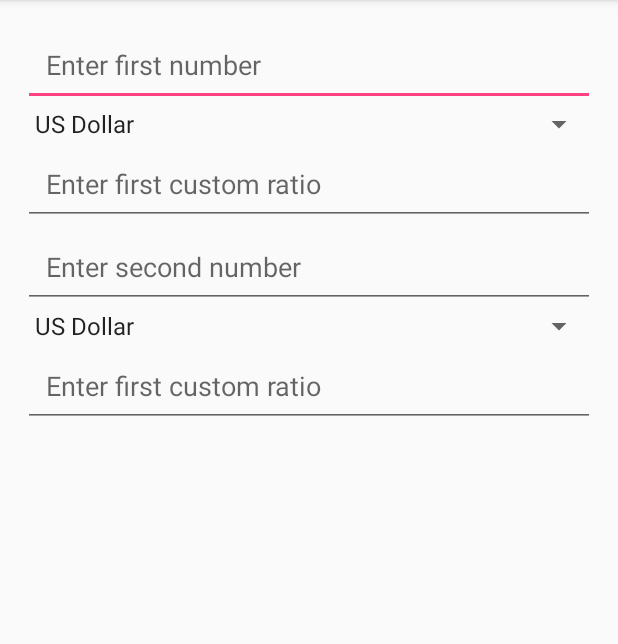
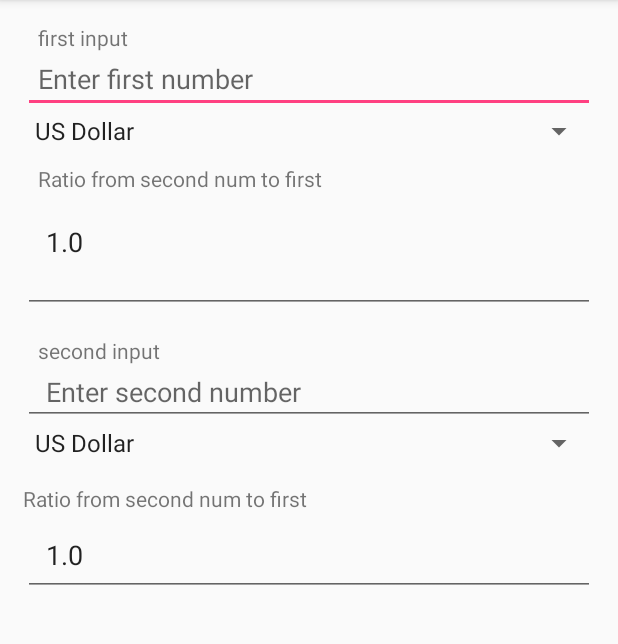
Before and after one commit to begimai/android, an Android app: the CurrencyActivity screen opened directly, with no data from a screen before it, on a phone screen of 412 x 824 dp, the part 84-728 px from its top. Run offline under Robolectric (Android 15) with nearby library versions, the phone set to English and light mode, and no system bars.

Commit message:
now two custom ratio editText works!!!!!
I have polished some gui stuff + custom ratio fields work fine

```diff
--- a/Converter/app/src/main/java/com/example/amantaeva/begimai/converter/CurrencyActivity.java
+++ b/Converter/app/src/main/java/com/example/amantaeva/begimai/converter/CurrencyActivity.java
@@ -39,6 +39,7 @@ public class CurrencyActivity extends AppCompatActivity {
 
     private TextWatcher firstEditTextWatcher;
     private TextWatcher secondEditTextWatcher;
+
     private TextWatcher firstCustomConversionRatioTextWatcher;
     private TextWatcher secondCustomConversionRatioTextWatcher;
 
@@ -53,12 +54,14 @@ public class CurrencyActivity extends AppCompatActivity {
         setContentView(R.layout.activity_currency);
 
         // assigning them by ID
-        firstCurrencyEditText = (EditText)findViewById(R.id.firstCurrencyEditText);
-        secondCurrencyEditText = (EditText)findViewById(R.id.secondCurrencyEditText);
-        firstCustomConversionRatioEditText = (EditText)findViewById(R.id.firstCustomConversionRatioEditText);
-        secondCustomConversionRatioEditText = (EditText)findViewById(R.id.secondCustomConversionRatioEditText);
-        firstCurrencySpinner =(Spinner)findViewById(R.id.firstCurrencySpinner);
-        secondCurrencySpinner =(Spinner)findViewById(R.id.secondCurrencySpinner);
+        firstCurrencyEditText = (EditText) findViewById(R.id.firstCurrencyEditText);
+        secondCurrencyEditText = (EditText) findViewById(R.id.secondCurrencyEditText);
+
+        firstCustomConversionRatioEditText = (EditText) findViewById(R.id.firstCustomConversionRatioEditText);
+        secondCustomConversionRatioEditText = (EditText) findViewById(R.id.secondCustomConversionRatioEditText);
+
+        firstCurrencySpinner = (Spinner) findViewById(R.id.firstCurrencySpinner);
+        secondCurrencySpinner = (Spinner) findViewById(R.id.secondCurrencySpinner);
 
         populateSpinner();
         setupListeners();
@@ -82,10 +85,6 @@ public class CurrencyActivity extends AppCompatActivity {
     // Listeners are used to collect data that have been done
     private  void setupListeners() {
         setupSpinnerListeners();
-        setupConversionRatioEditTextListener(firstCustomConversionRatioEditText, firstCustomConversionRatioTextWatcher,
-                firstCurrencySpinner, secondCurrencySpinner);
-        setupConversionRatioEditTextListener(secondCustomConversionRatioEditText, secondCustomConversionRatioTextWatcher,
-                secondCurrencySpinner, firstCurrencySpinner);
         initializeWatchers();
     }
 
@@ -115,39 +114,6 @@ public class CurrencyActivity extends AppCompatActivity {
         secondCurrencySpinner.setOnItemSelectedListener(onSecondItemSelectedListener);
     }
 
-    // gets entered numbers from EditText and CustomRatio field
-    private void setupConversionRatioEditTextListener(EditText conversionRatioEditText, TextWatcher conversionRatioTextWatcher,
-                                                      final Spinner fromSpinner, final Spinner toSpinner) {
-        conversionRatioTextWatcher = new TextWatcher() {
-            @Override
-            public void beforeTextChanged(CharSequence s, int start, int count, int after) { }
-            @Override
-            public void onTextChanged(CharSequence s, int start, int before, int count) { }
-
-            @Override
-            public void afterTextChanged(Editable s) {
-                double value = 0.0;
-                try {
-                    value = Double.parseDouble(s.toString());
-                } catch (NumberFormatException ignored) {
-                    return;
-                }
-
-                String firstSelectedUnit = fromSpinner.getSelectedItem().toString();
-                String secondSelectedUnit = toSpinner.getSelectedItem().toString();
-
-                String currencyPair = firstSelectedUnit + " - " + secondSelectedUnit;
-
-                try {
-                    conversionRatios.put(currencyPair, value);
-                } catch (JSONException e) {
-                    e.printStackTrace();
-                }
-            }
-        };
-        conversionRatioEditText.addTextChangedListener(conversionRatioTextWatcher);
-    }
-
     private  void initializeWatchers(){
         firstEditTextWatcher = new TextWatcher() {
             @Override
@@ -173,6 +139,35 @@ public class CurrencyActivity extends AppCompatActivity {
 
         firstCurrencyEditText.addTextChangedListener(firstEditTextWatcher);
         secondCurrencyEditText.addTextChangedListener(secondEditTextWatcher);
+
+        firstCustomConversionRatioTextWatcher = new TextWatcher() {
+            @Override
+            public void beforeTextChanged(CharSequence s, int start, int count, int after) {}
+
+            @Override
+            public void onTextChanged(CharSequence s, int start, int before, int count) {}
+
+            @Override
+            public void afterTextChanged(Editable s) {
+                calculateWithCustomRatio(firstCurrencyEditText, secondCurrencyEditText, secondEditTextWatcher, firstCustomConversionRatioEditText);
+            }
+        };
+
+        secondCustomConversionRatioTextWatcher = new TextWatcher() {
+            @Override
+            public void beforeTextChanged(CharSequence s, int start, int count, int after) {}
+
+            @Override
+            public void onTextChanged(CharSequence s, int start, int before, int count) {}
+
+            @Override
+            public void afterTextChanged(Editable s) {
+                calculateWithCustomRatio(secondCurrencyEditText, firstCurrencyEditText, firstEditTextWatcher, secondCustomConversionRatioEditText);
+            }
+        };
+
+        firstCustomConversionRatioEditText.addTextChangedListener(firstCustomConversionRatioTextWatcher);
+        secondCustomConversionRatioEditText.addTextChangedListener(secondCustomConversionRatioTextWatcher);
     }
 
 
@@ -189,6 +184,47 @@ public class CurrencyActivity extends AppCompatActivity {
         double ratio = getConversionRatio(fromSpinner, toSpinner);
         double result = value * ratio;
 
+        firstCustomConversionRatioEditText.removeTextChangedListener(firstCustomConversionRatioTextWatcher);
+        secondCustomConversionRatioEditText.removeTextChangedListener(secondCustomConversionRatioTextWatcher);
+        toEditText.removeTextChangedListener(toWatcher);
+
+        firstCustomConversionRatioEditText.setText(
+                String.format(
+                        Locale.getDefault(), "%.2f", getConversionRatio(firstCurrencySpinner, secondCurrencySpinner)
+                )
+        );
+        secondCustomConversionRatioEditText.setText(
+                String.format(
+                        Locale.getDefault(), "%.2f", getConversionRatio(secondCurrencySpinner, firstCurrencySpinner)
+                )
+        );
+
+        toEditText.setText(
+                String.format(
+                        Locale.getDefault(), "%.2f", result
+                )
+        );
+        firstCustomConversionRatioEditText.addTextChangedListener(firstCustomConversionRatioTextWatcher);
+        secondCustomConversionRatioEditText.addTextChangedListener(secondCustomConversionRatioTextWatcher);
+        toEditText.addTextChangedListener(toWatcher);
+    }
+
+    private  void calculateWithCustomRatio(EditText fromEditText, EditText toEditText, TextWatcher toWatcher, EditText customConversionRatio) {
+        double value = 0.0;
+        try {
+            value = Double.parseDouble(fromEditText.getText().toString());
+        } catch (NumberFormatException ignored) {
+            return;
+        }
+        double ratio = 0.0;
+        try {
+            ratio = Double.parseDouble(customConversionRatio.getText().toString());
+        } catch (NumberFormatException ignored) {
+            return;
+        }
+
+        double result = value * ratio;
+
         toEditText.removeTextChangedListener(toWatcher);
         toEditText.setText(
                 String.format(
@@ -198,26 +234,8 @@ public class CurrencyActivity extends AppCompatActivity {
         toEditText.addTextChangedListener(toWatcher);
     }
 
-    // gets a ratio from json for a specific currencies
-    private double getConversionRatio(Spinner fromSpinner, Spinner toSpinner) {
-        String firstSelectedUnit = fromSpinner.getSelectedItem().toString();
 
-        String secondSelectedUnit = toSpinner.getSelectedItem().toString();
-
-        String currencyPair = firstSelectedUnit + " - " + secondSelectedUnit;
-        return conversionRatios.optDouble(
-                currencyPair, 1.0f
-        );
-    }
-
-    // fills a field with ratio that can be changed later by users
-    private  void setConversionRatioText(EditText conversionRatioEditText, TextWatcher conversionRatioTextWatcher, double ratio) {
-        conversionRatioEditText.removeTextChangedListener(conversionRatioTextWatcher);
-        conversionRatioEditText.setText(String.valueOf(ratio));
-        conversionRatioEditText.addTextChangedListener(conversionRatioTextWatcher);
-    }
-
-    // this loads our json file, so we can use it
+    // this loads our json file, so we can use ratios to calculate
     private void loadConversionRatios() {
         InputStream inputStream = null;
         File conversionRatiosFile;
@@ -260,11 +278,29 @@ public class CurrencyActivity extends AppCompatActivity {
         } catch (JSONException e) {
             e.printStackTrace();
             conversionRatios = new JSONObject();
-            setConversionRatioText(firstCustomConversionRatioEditText, firstCustomConversionRatioTextWatcher,
-                    getConversionRatio(firstCurrencySpinner, secondCurrencySpinner));
-            setConversionRatioText(secondCustomConversionRatioEditText, secondCustomConversionRatioTextWatcher,
-                    getConversionRatio(secondCurrencySpinner, firstCurrencySpinner));
         }
+
+        setConversionRatioText(firstCustomConversionRatioEditText, firstCustomConversionRatioTextWatcher,
+                getConversionRatio(firstCurrencySpinner, secondCurrencySpinner));
+        setConversionRatioText(secondCustomConversionRatioEditText, secondCustomConversionRatioTextWatcher,
+                getConversionRatio(secondCurrencySpinner, firstCurrencySpinner));
+    }
+
+    // gets a ratio from json for a specific currencies
+    private double getConversionRatio(Spinner fromSpinner, Spinner toSpinner) {
+        String firstSelectedUnit = fromSpinner.getSelectedItem().toString();
+        String secondSelectedUnit = toSpinner.getSelectedItem().toString();
+        String currencyPair = firstSelectedUnit + " - " + secondSelectedUnit;
+        return conversionRatios.optDouble(
+                currencyPair, 1.0f
+        );
+    }
+
+    // fills a field with ratio that can be changed later by users
+    private  void setConversionRatioText(EditText conversionRatioEditText, TextWatcher conversionRatioTextWatcher, double ratio) {
+        conversionRatioEditText.removeTextChangedListener(conversionRatioTextWatcher);
+        conversionRatioEditText.setText(String.valueOf(ratio));
+        conversionRatioEditText.addTextChangedListener(conversionRatioTextWatcher);
     }
 
     //built in function to store conversion ratios
--- a/Converter/app/src/main/res/layout/activity_currency.xml
+++ b/Converter/app/src/main/res/layout/activity_currency.xml
@@ -8,6 +8,13 @@
     android:orientation="vertical"
     tools:context=".CurrencyActivity">
 
+    <TextView
+        android:layout_width="match_parent"
+        android:layout_height="wrap_content"
+        android:paddingRight="10dp"
+        android:paddingLeft="10dp"
+        android:text="@string/first_input"/>
+
     <EditText
         android:layout_width="match_parent"
         android:layout_height="wrap_content"
@@ -15,8 +22,9 @@
         android:inputType="numberDecimal"
         android:ems="10"
         android:hint="@string/enter_first_number"
-        android:padding="15dp"/>
-
+        android:paddingRight="10dp"
+        android:paddingLeft="10dp"
+        android:paddingTop="5dp"/>
 
     <Spinner
         android:layout_width="match_parent"
@@ -24,6 +32,11 @@
         android:id="@+id/firstCurrencySpinner">
     </Spinner>
 
+    <TextView
+        android:layout_width="match_parent"
+        android:layout_height="wrap_content"
+        android:padding="10dp"
+        android:text="@string/ratio_from_second_num_to_first"/>
 
     <EditText
         android:layout_width="match_parent"
@@ -32,7 +45,18 @@
         android:inputType="numberDecimal"
         android:ems="10"
         android:hint="@string/hintForFirstCustomRatio"
-        android:padding="15dp"/>
+        android:paddingTop="10dp"
+        android:paddingLeft="15dp"
+        android:paddingRight="15dp"
+        android:paddingBottom="35dp"/>
+
+    <TextView
+        android:layout_width="match_parent"
+        android:layout_height="wrap_content"
+        android:paddingLeft="10dp"
+        android:paddingRight="10dp"
+        android:paddingTop="15dp"
+        android:text="@string/second_input"/>
 
     <EditText
         android:layout_width="match_parent"
@@ -41,8 +65,10 @@
         android:inputType="numberDecimal"
         android:ems="10"
         android:hint="@string/enter_second_number"
-        android:padding="15dp"/>
-
+        android:paddingBottom="10dp"
+        android:paddingLeft="15dp"
+        android:paddingRight="15dp"
+        android:paddingTop="5dp"/>
 
     <Spinner
         android:layout_width="match_parent"
@@ -50,7 +76,11 @@
         android:id="@+id/secondCurrencySpinner">
     </Spinner>
 
-
+    <TextView
+        android:layout_width="match_parent"
+        android:layout_height="wrap_content"
+        android:paddingTop="15dp"
+        android:text="@string/ratio_from_second_num_to_first"/>
     <EditText
         android:layout_width="match_parent"
         android:layout_height="wrap_content"
@@ -59,4 +89,5 @@
         android:ems="10"
         android:hint="@string/hintForSecondCustomRatio"
         android:padding="15dp"/>
+
 </LinearLayout>
--- a/Converter/app/src/main/res/values/strings.xml
+++ b/Converter/app/src/main/res/values/strings.xml
@@ -4,6 +4,9 @@
     <string name="enter_second_number">Enter second number</string>
     <string name="hintForFirstCustomRatio">Enter first custom ratio</string>
     <string name="hintForSecondCustomRatio">Enter first custom ratio</string>
+    <string name="ratio_from_second_num_to_first">Ratio from second num to first</string>
+    <string name="first_input">first input</string>
+    <string name="second_input">second input</string>
     <string-array name="lenghtUnits">
         <item>millimeter</item>
         <item>centimeter</item>
--- a/Converter/build.gradle
+++ b/Converter/build.gradle
@@ -5,7 +5,7 @@ buildscript {
         jcenter()
     }
     dependencies {
-        classpath 'com.android.tools.build:gradle:2.2.3'
+        classpath 'com.android.tools.build:gradle:2.3.0'
 
         // NOTE: Do not place your application dependencies here; they belong
         // in the individual module build.gradle files
```
Also changed, not shown: Converter/app/src/main/res/raw/currency_ratios.json (+9 -6 lines), Converter/gradle/wrapper/gradle-wrapper.properties.
